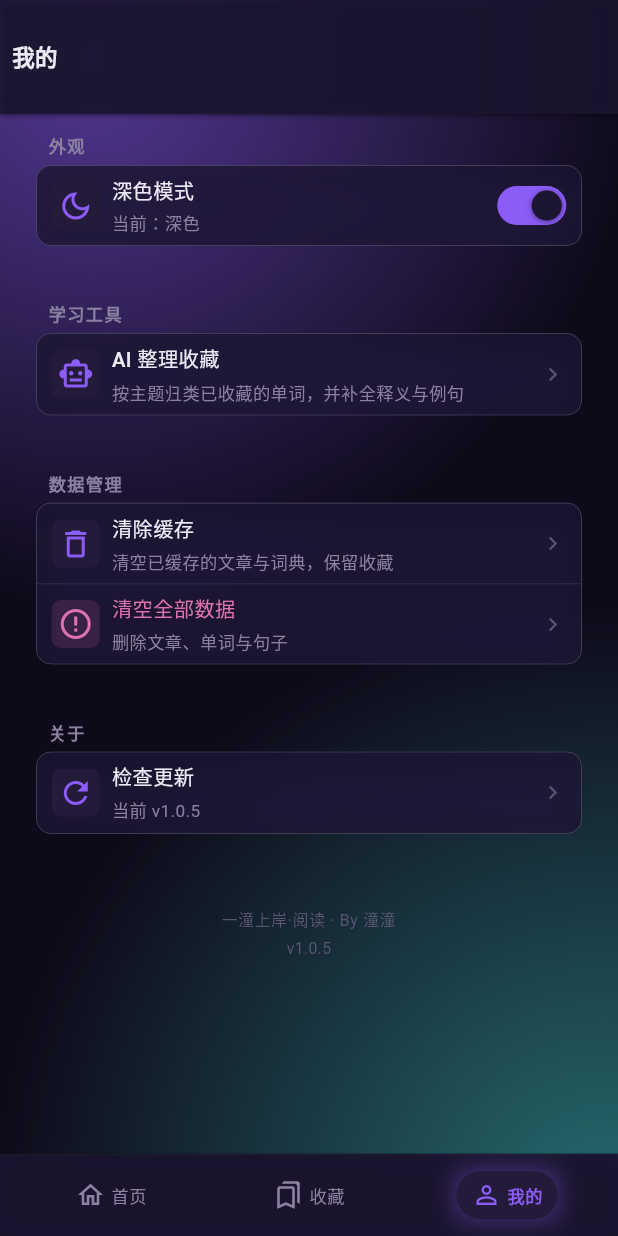
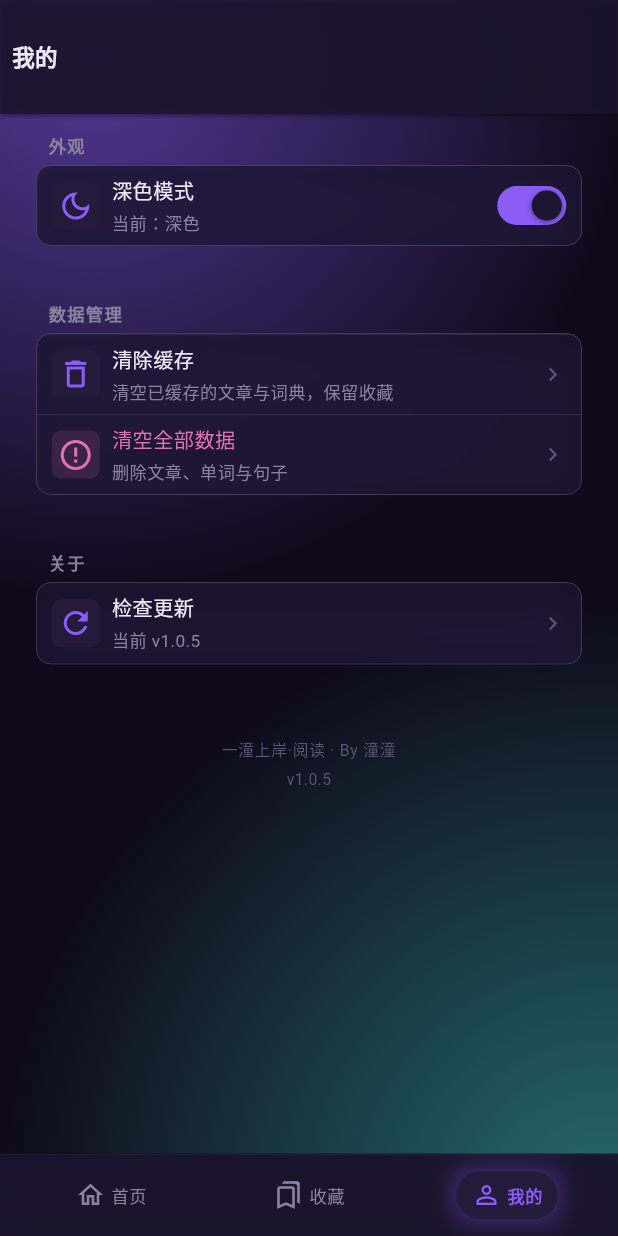
Before and after one commit to hbt123-123/ToneUp_read, a Flutter app: the screen it shows after launch, after a tap on the "person outline" icon, on a phone screen of 412 x 824 dp. Run offline on Flutter 3.47's test engine with Material 3 defaults, Android fonts, the phone set to English and light mode, and no system bars; our stand-ins replace flutter_riverpod, flutter_secure_storage, flutter_tts, just_audio, open_filex, package_info_plus and 4 more; missing offline and left inert: edge_tts; accounts and stored records are empty.

Commit message:
feat: 将 AI 整理入口从我的页移至收藏页单词分段
调整 AI 整理功能的入口位置，从原我的页的学习工具移至收藏页的 AppBar 次级操作，仅在单词分段且有收藏时显示。同时更新相关注释和测试用例，移除我的页中的对应入口，确保功能仅作用于单词分段，不占用收藏页日常管理界面。

```diff
--- a/lib/features/favorites/screens/favorites_screen.dart
+++ b/lib/features/favorites/screens/favorites_screen.dart
@@ -5,6 +5,7 @@ import 'package:flutter/material.dart';
 import 'package:flutter/services.dart';
 import 'package:flutter_riverpod/flutter_riverpod.dart';
 import 'package:share_plus/share_plus.dart';
+import 'package:toneup_read/features/favorites/screens/vocab_organize_screen.dart';
 import 'package:toneup_read/features/favorites/widgets/sentence_card.dart';
 import 'package:toneup_read/features/favorites/widgets/word_card.dart';
 import 'package:toneup_read/features/favorites/widgets/word_occurrence_sheet.dart';
@@ -17,7 +18,7 @@ import 'package:toneup_read/widgets/go_ui.dart';
 
 /// 收藏（原「词汇」+「句子」合并）：轻量管理单词与句子收藏。
 ///
-/// - 单词：搜索、全部/单词/短语筛选、发音、出处回原文、删除、清空、导出（半角逗号分隔）。
+/// - 单词：搜索、全部/单词/短语筛选、发音、AI 整理（次级入口）、出处回原文、删除、清空、导出（半角逗号分隔）。
 /// - 句子：搜索、翻译（结果落库）/朗读/复制/回到原文/LLM 拆解/删除。
 class FavoritesScreen extends ConsumerStatefulWidget {
   const FavoritesScreen({super.key});
@@ -399,6 +400,18 @@ class _FavoritesScreenState extends ConsumerState<FavoritesScreen> {
                 child: Text('清空', style: TextStyle(fontSize: Go.fsMeta, color: GoPalette.of(context).onSurface3)),
               ),
             ),
+          // AI 整理：次级入口，仅单词分段且确有收藏时出现（原「我的」页入口已撤）。
+          if (_segment == _tabWords && _heads.isNotEmpty)
+            Padding(
+              padding: const EdgeInsets.only(left: Go.sp2),
+              child: GoIconBtn(
+                icon: 'sparkle',
+                onTap: () => Navigator.push(
+                  context,
+                  MaterialPageRoute(builder: (_) => const VocabOrganizeScreen()),
+                ),
+              ),
+            ),
           if (_segment == _tabWords)
             Padding(
               padding: const EdgeInsets.only(left: Go.sp2),
--- a/lib/features/favorites/screens/vocab_organize_screen.dart
+++ b/lib/features/favorites/screens/vocab_organize_screen.dart
@@ -5,7 +5,7 @@ import 'package:toneup_read/services/app_exception.dart';
 import 'package:toneup_read/theme/go_tokens.dart';
 import 'package:toneup_read/widgets/go_ui.dart';
 
-/// 词汇 AI 整理：从「我的 → 学习工具」进入，不再占用收藏页的日常管理界面。
+/// 词汇 AI 整理：从收藏页 AppBar 的次级操作进入（仅单词分段），不占用收藏页的日常管理界面。
 /// 仍走 `VocabService.organize()`（按主题归类 + 释义/词族/例句），结果只在本页展示。
 class VocabOrganizeScreen extends ConsumerStatefulWidget {
   const VocabOrganizeScreen({super.key});
--- a/lib/screens/mine_screen.dart
+++ b/lib/screens/mine_screen.dart
@@ -1,6 +1,5 @@
 import 'package:flutter/material.dart';
 import 'package:flutter_riverpod/flutter_riverpod.dart';
-import 'package:toneup_read/features/favorites/screens/vocab_organize_screen.dart';
 import 'package:toneup_read/providers/providers.dart';
 import 'package:toneup_read/services/update_controller.dart';
 import 'package:toneup_read/theme/go_tokens.dart';
@@ -105,26 +104,6 @@ class _MineScreenState extends ConsumerState<MineScreen> {
                       ],
                     ),
 
-                    // —— 学习工具 ——
-                    GoSection(
-                      title: '学习工具',
-                      children: [
-                        GoCard(
-                          padding: EdgeInsets.zero,
-                          child: GoListTile(
-                            icon: 'robot',
-                            title: 'AI 整理收藏',
-                            subtitle: '按主题归类已收藏的单词，并补全释义与例句',
-                            divider: false,
-                            onTap: () => Navigator.push(
-                              context,
-                              MaterialPageRoute(builder: (_) => const VocabOrganizeScreen()),
-                            ),
-                          ),
-                        ),
-                      ],
-                    ),
-
                     // —— 数据管理 ——
                     GoSection(
                       title: '数据管理',
```
Also changed, not shown: 3 other files.
